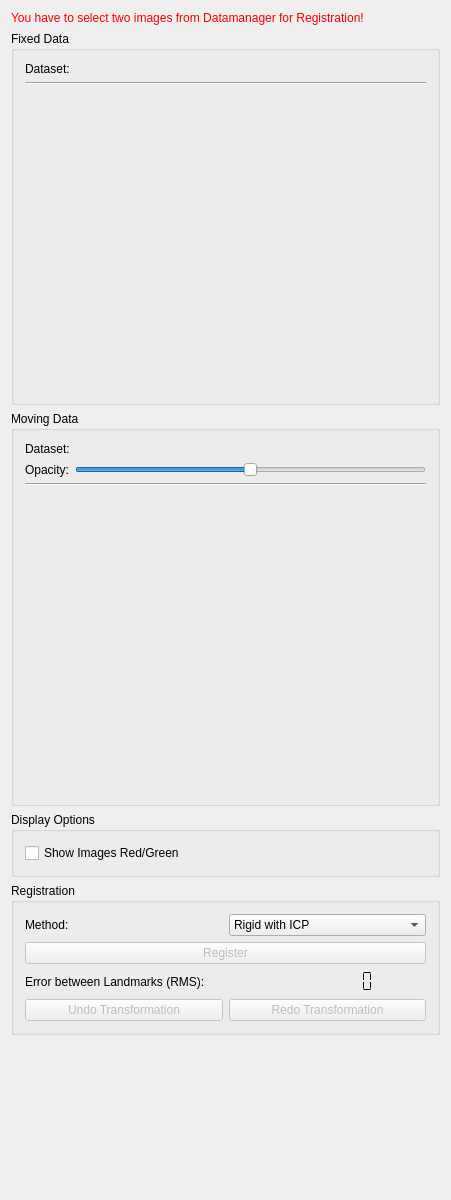
Before: the Qt Designer form Modules/Bundles/org.mitk.gui.qt.pointbasedregistration/src/internal/QmitkPointBasedRegistrationViewControls.ui in MITK/MITK, drawn with Qt 5.
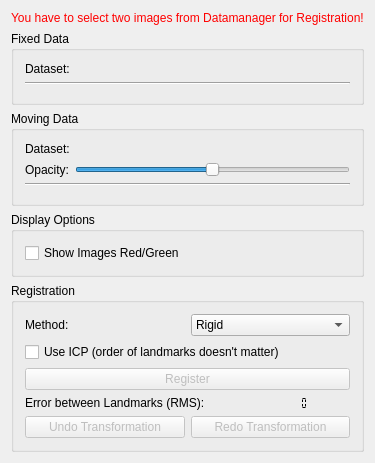
After: the same form once the commit is applied. Custom widgets are drawn as their Qt base class.

Commit message: FIX (#2748): Introduced a checkbox for switching between standard registration and registration with ICP.

```diff
--- a/Modules/Bundles/org.mitk.gui.qt.pointbasedregistration/src/internal/QmitkPointBasedRegistrationViewControls.ui
+++ b/Modules/Bundles/org.mitk.gui.qt.pointbasedregistration/src/internal/QmitkPointBasedRegistrationViewControls.ui
@@ -6,8 +6,8 @@
    <rect>
     <x>0</x>
     <y>0</y>
-    <width>451</width>
-    <height>1200</height>
+    <width>338</width>
+    <height>438</height>
    </rect>
   </property>
   <property name="sizePolicy">
@@ -18,8 +18,8 @@
   </property>
   <property name="minimumSize">
    <size>
-    <width>300</width>
-    <height>1200</height>
+    <width>0</width>
+    <height>0</height>
    </size>
   </property>
   <property name="windowTitle">
@@ -72,6 +72,12 @@
    </item>
    <item>
     <widget class="QGroupBox" name="m_FixedData">
+     <property name="sizePolicy">
+      <sizepolicy hsizetype="Preferred" vsizetype="Preferred">
+       <horstretch>0</horstretch>
+       <verstretch>0</verstretch>
+      </sizepolicy>
+     </property>
      <property name="title">
       <string>Fixed Data</string>
      </property>
@@ -118,7 +124,7 @@
         <property name="minimumSize">
          <size>
           <width>0</width>
-          <height>300</height>
+          <height>0</height>
          </size>
         </property>
        </widget>
@@ -207,7 +213,7 @@
         <property name="minimumSize">
          <size>
           <width>0</width>
-          <height>300</height>
+          <height>0</height>
          </size>
         </property>
        </widget>
@@ -263,21 +269,6 @@
             <verstretch>0</verstretch>
            </sizepolicy>
           </property>
-          <item>
-           <property name="text">
-            <string>Rigid with ICP</string>
-           </property>
-          </item>
-          <item>
-           <property name="text">
-            <string>Similarity with ICP</string>
-           </property>
-          </item>
-          <item>
-           <property name="text">
-            <string>Affine with ICP</string>
-           </property>
-          </item>
           <item>
            <property name="text">
             <string>Rigid</string>
@@ -302,6 +293,13 @@
         </item>
        </layout>
       </item>
+      <item>
+       <widget class="QCheckBox" name="m_UseICP">
+        <property name="text">
+         <string>Use ICP (order of landmarks doesn't matter)</string>
+        </property>
+       </widget>
+      </item>
       <item>
        <widget class="QPushButton" name="m_Calculate">
         <property name="enabled">
@@ -414,22 +412,6 @@
      </layout>
     </widget>
    </item>
-   <item>
-    <spacer name="spacer2">
-     <property name="orientation">
-      <enum>Qt::Vertical</enum>
-     </property>
-     <property name="sizeType">
-      <enum>QSizePolicy::Expanding</enum>
-     </property>
-     <property name="sizeHint" stdset="0">
-      <size>
-       <width>20</width>
-       <height>16</height>
-      </size>
-     </property>
-    </spacer>
-   </item>
   </layout>
  </widget>
  <layoutdefault spacing="6" margin="11"/>
```
The commit also changes 1 other file.
